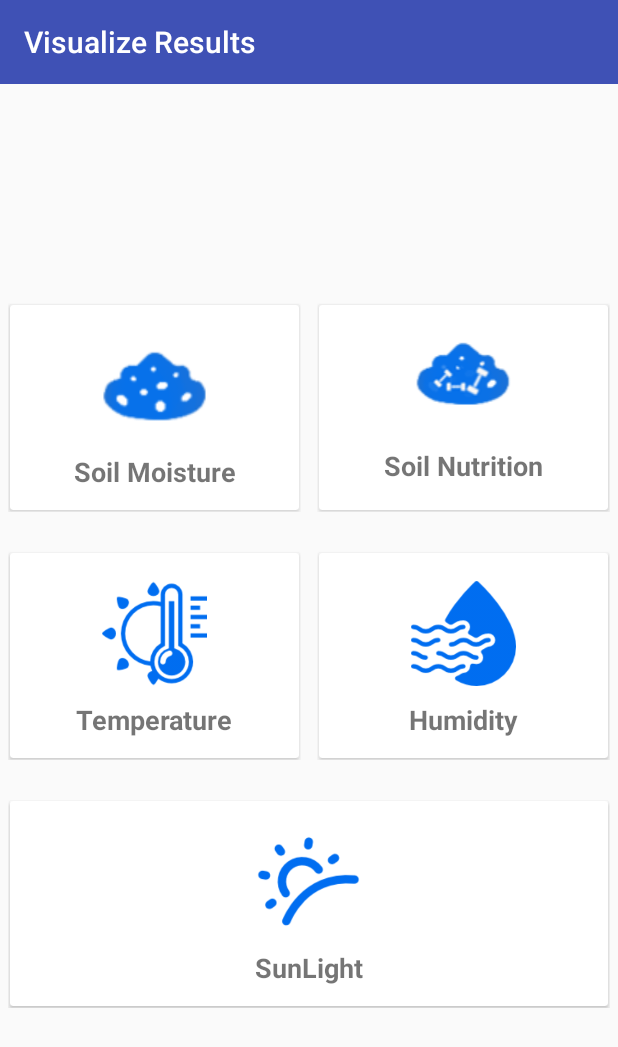
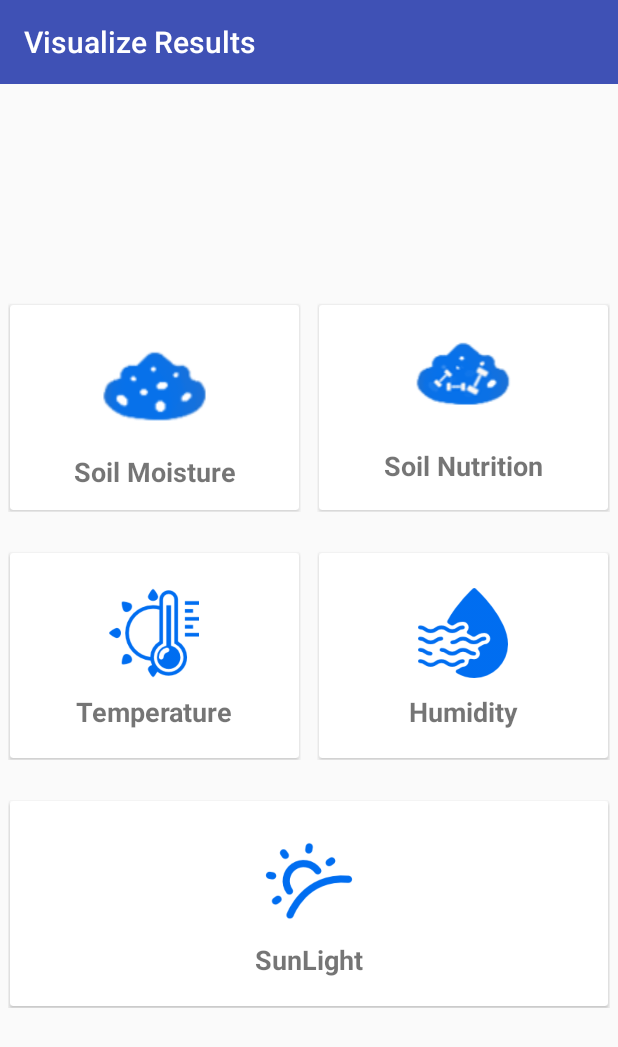
Before and after one commit to dsw418/EnvironmentalSensor, an Android app: the VisualizeResults screen opened directly, with no data from a screen before it, on a phone screen of 412 x 824 dp. Shown: the top 1047 px of the screen. Run offline under Robolectric (Android 15) with nearby library versions, the phone set to English and light mode, and no system bars.

```diff
--- a/app/src/main/res/layout/activity_visualize_results.xml
+++ b/app/src/main/res/layout/activity_visualize_results.xml
@@ -141,8 +141,8 @@
 
                         <ImageView
                             android:id="@+id/imageView11"
-                            android:layout_width="70dp"
-                            android:layout_height="70dp"
+                            android:layout_width="60dp"
+                            android:layout_height="60dp"
                             app:srcCompat="@drawable/temperature"
                             android:layout_marginTop="5dp"/>
 
@@ -182,8 +182,8 @@
 
                         <ImageView
                             android:id="@+id/imageView12"
-                            android:layout_width="70dp"
-                            android:layout_height="70dp"
+                            android:layout_width="60dp"
+                            android:layout_height="60dp"
                             app:srcCompat="@drawable/humidity"
                             android:layout_marginTop="5dp"/>
 
@@ -233,8 +233,8 @@
 
                         <ImageView
                             android:id="@+id/imageView13"
-                            android:layout_width="70dp"
-                            android:layout_height="70dp"
+                            android:layout_width="60dp"
+                            android:layout_height="60dp"
                             app:srcCompat="@drawable/sunset"
                             android:layout_marginTop="5dp"/>
 
--- a/build.gradle
+++ b/build.gradle
@@ -6,6 +6,8 @@ buildscript {
     }
     dependencies {
         classpath 'com.android.tools.build:gradle:2.3.3'
+        classpath 'com.android.tools.build:gradle:1.5.0'
+        classpath 'com.google.gms:google-services:1.5.0'
 
         // NOTE: Do not place your application dependencies here; they belong
         // in the individual module build.gradle files
```
